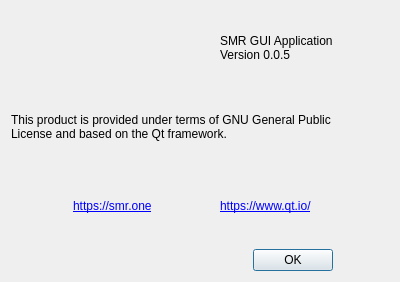
Before: the Qt Designer form aboutdialog.ui in SMC-club/SMRWallet, drawn with Qt 5.
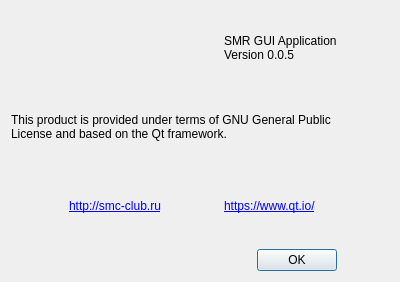
After: the same form once the commit is applied. Icons and pictures are not drawn.

Commit message: Fix link to site at about dialogue page

```diff
--- a/aboutdialog.ui
+++ b/aboutdialog.ui
@@ -112,7 +112,7 @@
    <item row="2" column="1">
     <widget class="QLabel" name="smrUrl">
      <property name="text">
-      <string>&lt;a href=&quot;https://smr.one/&quot;&gt;https://smr.one&lt;/a&gt;</string>
+      <string>&lt;a href=&quot;http://smc-club.ru&quot;&gt;http://smc-club.ru&lt;/a&gt;</string>
      </property>
      <property name="textFormat">
       <enum>Qt::RichText</enum>
```
